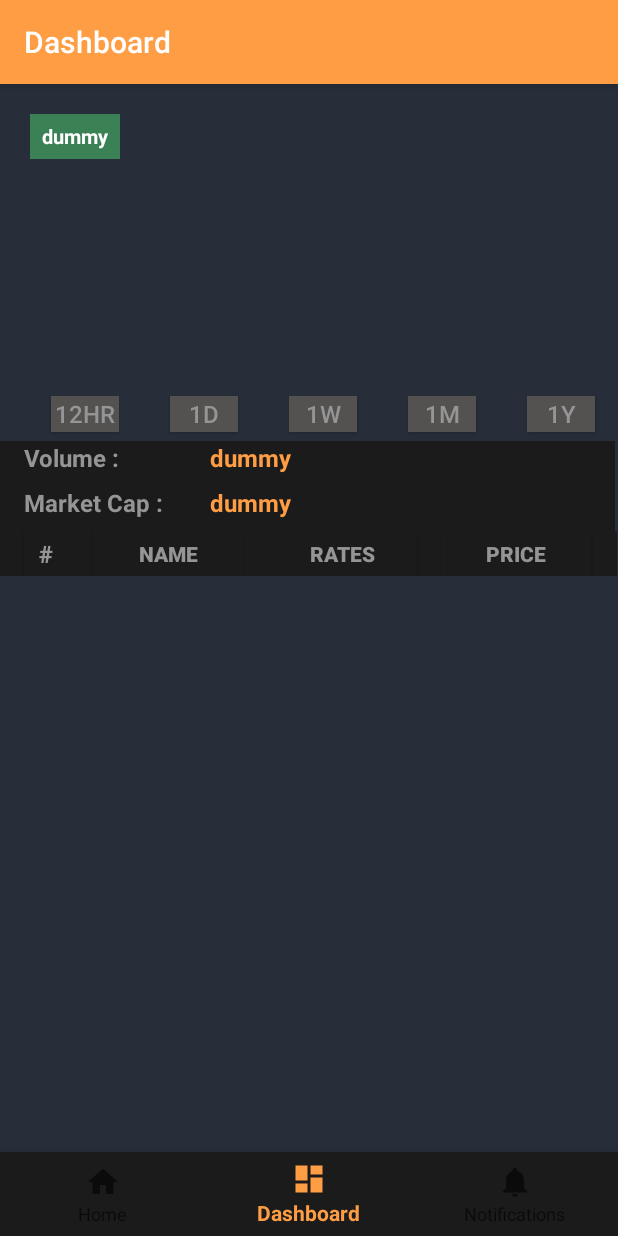
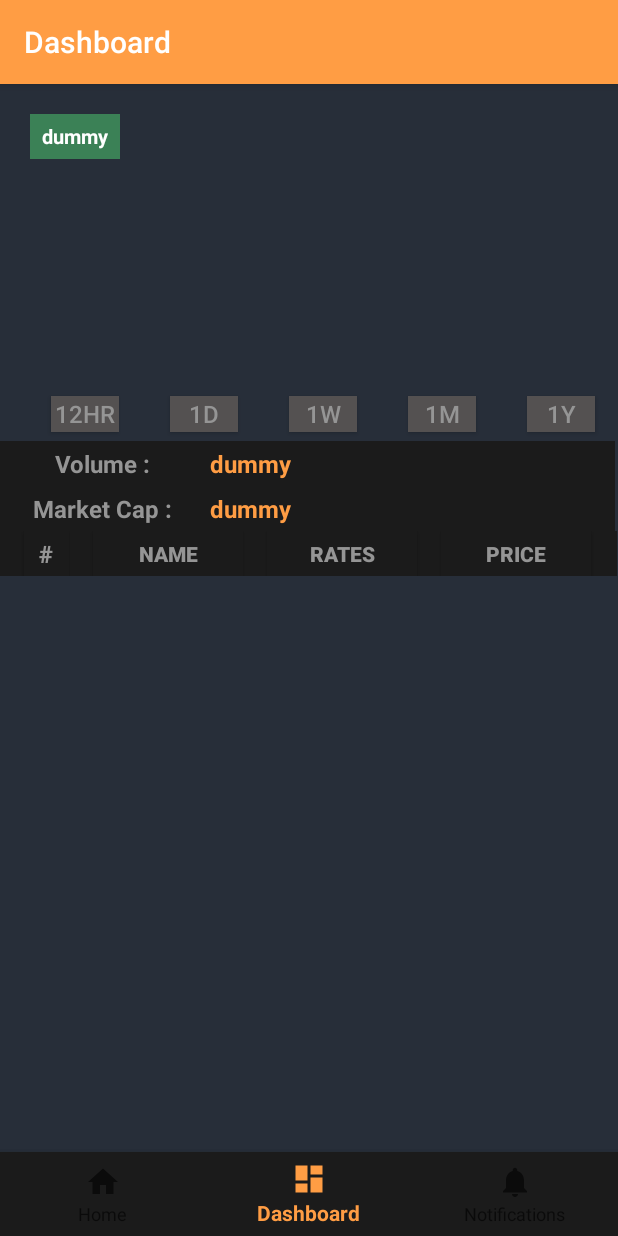
Before and after one commit to Jinhan-Han-Jeremy/cryptocurrency-noticer-Android-Application-, an Android app: the DashboardFragment screen opened through its navigation route, on a phone screen of 412 x 824 dp. Run offline under Robolectric (Android 15) with nearby library versions, the phone set to English and light mode, and no system bars; our stand-ins replace navigation-ui; 4 statements that could not run were skipped.

Commit message:
Add files via upload

```diff
--- a/cryptocurrency-noticer-Android-Application/src/main/res/layout/fragment_dashboard.xml
+++ b/cryptocurrency-noticer-Android-Application/src/main/res/layout/fragment_dashboard.xml
@@ -9,7 +9,7 @@
 
 
     <LinearLayout
-        android:id="@+id/linearLayout"
+        android:id="@+id/graph_window"
         android:layout_width="414dp"
         android:layout_height="238dp"
         android:orientation="vertical"
@@ -24,13 +24,16 @@
             android:layout_margin="20dp"
             android:background="@color/green"
             android:gravity="center"
-            android:text="dummy"
+
             android:textColor="@color/white"
             android:textSize="13dp"
             android:textStyle="bold"
-            android:text_align="center"></TextView>
+            android:text_align="center"
+            android:text="dummy">
+        </TextView>
 
         <LinearLayout
+            android:id="@+id/timebutton_layout"
             android:layout_width="match_parent"
             android:layout_height="32dp"
             android:layout_marginTop="134dp"
@@ -45,9 +48,10 @@
                 android:layout_marginLeft="34dp"
                 android:background="@color/button_grey"
                 android:gravity="center"
-                android:text="12hr"
+
                 android:textColor="@color/char_grey"
-                android:textSize="16dp" />
+                android:textSize="16dp"
+                android:text="12hr"/>
 
             <Button
                 android:id="@+id/time_button2"
@@ -56,10 +60,10 @@
                 android:layout_gravity="center"
                 android:layout_marginLeft="34dp"
                 android:background="@color/button_grey"
-                android:text="1D"
+
                 android:textColor="@color/char_grey"
-
-                android:textSize="16dp" />
+                android:textSize="16dp"
+                android:text="1D"/>
 
             <Button
                 android:id="@+id/time_button3"
@@ -68,10 +72,10 @@
                 android:layout_gravity="center"
                 android:layout_marginLeft="34dp"
                 android:background="@color/button_grey"
-                android:text="1W"
+
                 android:textColor="@color/char_grey"
-
-                android:textSize="16dp" />
+                android:textSize="16dp"
+                android:text="1W"/>
 
             <Button
                 android:id="@+id/time_button4"
@@ -80,10 +84,10 @@
                 android:layout_gravity="center"
                 android:layout_marginLeft="34dp"
                 android:background="@color/button_grey"
-                android:text="1M"
+
                 android:textColor="@color/char_grey"
-
-                android:textSize="16dp" />
+                android:textSize="16dp"
+                android:text="1M"/>
 
             <Button
                 android:id="@+id/time_button5"
@@ -92,10 +96,10 @@
                 android:layout_gravity="center"
                 android:layout_marginLeft="34dp"
                 android:background="@color/button_grey"
-                android:text="1Y"
 
                 android:textColor="@color/char_grey"
-                android:textSize="16dp" />
+                android:textSize="16dp"
+                android:text="1Y"/>
 
         </LinearLayout>
 
@@ -107,21 +111,23 @@
         android:layout_height="60dp"
         android:orientation="vertical"
         android:background="@color/background_black"
-        app:layout_constraintTop_toBottomOf="@+id/linearLayout"
+        app:layout_constraintTop_toBottomOf="@+id/graph_window"
         tools:ignore="MissingConstraints">
 
         <LinearLayout
-
+            android:id = "@+id/volume_pannel"
             android:layout_width="411dp"
             android:layout_height="30dp"
             android:orientation="horizontal"
-            app:layout_constraintTop_toBottomOf="@+id/linearLayout"
+            app:layout_constraintTop_toBottomOf="@+id/graph_window"
             tools:ignore="MissingConstraints">
 
             <TextView
                 android:layout_width="108dp"
                 android:layout_height="30dp"
                 android:layout_marginLeft="16dp"
+                android:gravity="center"
+
                 android:textColor="@color/char_grey"
                 android:textSize="16dp"
                 android:textStyle="bold"
@@ -131,23 +137,26 @@
                 android:layout_width="108dp"
                 android:layout_height="30dp"
                 android:layout_marginLeft="16dp"
-                android:text="dummy"
+
                 android:textColor="@color/orange"
                 android:textSize="16dp"
-                android:textStyle="bold" />
+                android:textStyle="bold"
+                android:text="dummy"/>
         </LinearLayout>
 
         <LinearLayout
+            android:id = "@+id/marketCap_pannel"
             android:layout_width="411dp"
             android:layout_height="30dp"
             android:orientation="horizontal"
-            app:layout_constraintTop_toBottomOf="@+id/linearLayout"
+            app:layout_constraintTop_toBottomOf="@+id/graph_window"
             tools:ignore="MissingConstraints">
 
             <TextView
                 android:layout_width="108dp"
                 android:layout_height="30dp"
                 android:layout_marginLeft="16dp"
+                android:gravity="center"
 
                 android:textColor="@color/char_grey"
                 android:textSize="16dp"
@@ -158,17 +167,18 @@
                 android:layout_width="108dp"
                 android:layout_height="30dp"
                 android:layout_marginLeft="16dp"
-                android:text="dummy"
+
                 android:textColor="@color/orange"
                 android:textSize="16dp"
-                android:textStyle="bold" />
+                android:textStyle="bold"
+                android:text="dummy"/>
         </LinearLayout>
 
 
     </LinearLayout>
 
     <LinearLayout
-        android:id = "@+id/sorter"
+        android:id = "@+id/sorter_pannel"
         android:layout_width="411dp"
         android:layout_height="30dp"
         android:orientation="horizontal"
@@ -182,6 +192,7 @@
             android:background="@color/background_black"
             android:layout_marginLeft="16dp"
             android:layout_gravity="center"
+
             android:textColor="@color/char_grey"
             android:textSize="16dp"
             android:textStyle="bold"
@@ -193,6 +204,7 @@
             android:background="@color/background_black"
             android:layout_marginLeft="16dp"
             android:layout_gravity="center"
+
             android:textColor="@color/char_grey"
             android:textSize="14dp"
             android:textStyle="bold"
@@ -204,6 +216,7 @@
             android:background="@color/background_black"
             android:layout_marginLeft="16dp"
             android:layout_gravity="center"
+
             android:textColor="@color/char_grey"
             android:textSize="14dp"
             android:textStyle="bold"
@@ -215,6 +228,7 @@
             android:background="@color/background_black"
             android:layout_marginLeft="16dp"
             android:layout_gravity="center"
+
             android:textColor="@color/char_grey"
             android:textSize="14dp"
             android:textStyle="bold"
@@ -222,12 +236,14 @@
 
     </LinearLayout>
     <ScrollView
+        android:id = "@+id/crypto_lists"
         android:layout_width="match_parent"
         android:layout_height="346dp"
-        app:layout_constraintTop_toBottomOf="@+id/sorter"
+        app:layout_constraintTop_toBottomOf="@+id/sorter_pannel"
         android:orientation="horizontal">
 
     </ScrollView>
+
     <com.google.android.material.bottomnavigation.BottomNavigationView
     android:id="@+id/nav_view"
     android:layout_width="0dp"
```
Also changed, not shown: cryptocurrency-noticer-Android-Application/src/main/res/layout/fragment_wishlists.xml (+154 -2 lines).
